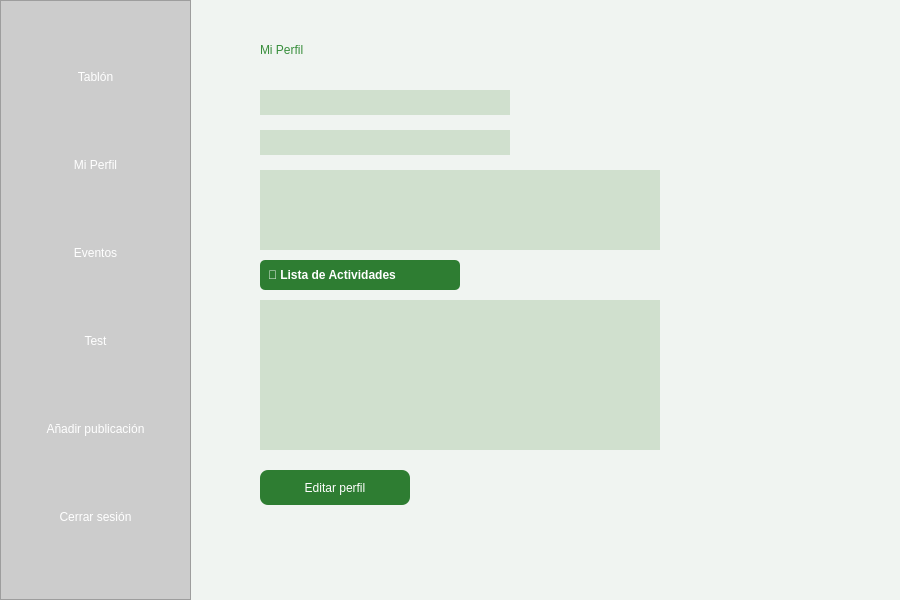
The window that src/vista/Ui/MiPerfil2.ui (encinaa/LodzConnect) describes before a commit, drawn with Qt 5.
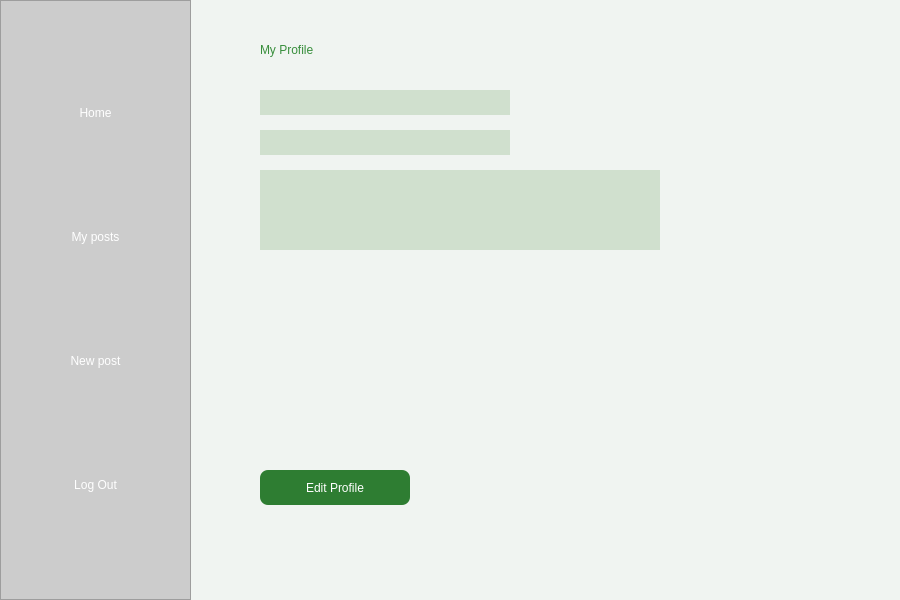
The same window after the commit. Icons and pictures are not drawn.

The edit to the form file:
```diff
--- a/src/vista/Ui/MiPerfil2.ui
+++ b/src/vista/Ui/MiPerfil2.ui
@@ -59,19 +59,7 @@
       }</string>
        </property>
        <property name="text">
-        <string>Tablón</string>
-       </property>
-      </widget>
-     </item>
-     <item>
-      <widget class="QPushButton" name="BotonMiPerfil">
-       <property name="styleSheet">
-        <string notr="true">      QPushButton:hover {
-        background-color: #388e3c;
-      }</string>
-       </property>
-       <property name="text">
-        <string>Mi Perfil</string>
+        <string>Home</string>
        </property>
       </widget>
      </item>
@@ -83,20 +71,7 @@
       }</string>
        </property>
        <property name="text">
-        <string>Eventos</string>
-       </property>
-      </widget>
-     </item>
-     <item>
-      <widget class="QPushButton" name="BotonTest">
-       <property name="styleSheet">
-        <string notr="true">
-      QPushButton:hover {
-        background-color: #388e3c;
-      }</string>
-       </property>
-       <property name="text">
-        <string>Test</string>
+        <string>My posts</string>
        </property>
       </widget>
      </item>
@@ -108,7 +83,7 @@
       }</string>
        </property>
        <property name="text">
-        <string>Añadir publicación</string>
+        <string>New post</string>
        </property>
       </widget>
      </item>
@@ -120,7 +95,7 @@
       }</string>
        </property>
        <property name="text">
-        <string>Cerrar sesión</string>
+        <string>Log Out</string>
        </property>
       </widget>
      </item>
@@ -139,7 +114,7 @@
      <string notr="true">font: 18pt &quot;Century&quot;; color: #388e3c;</string>
     </property>
     <property name="text">
-     <string>Mi Perfil</string>
+     <string>My Profile</string>
     </property>
    </widget>
    <widget class="QLabel" name="label_Usuario">
@@ -187,35 +162,6 @@
      <string notr="true">background-color: #d0e0ce;</string>
     </property>
    </widget>
-   <widget class="QLabel" name="label_Actividades">
-    <property name="geometry">
-     <rect>
-      <x>260</x>
-      <y>260</y>
-      <width>200</width>
-      <height>30</height>
-     </rect>
-    </property>
-    <property name="styleSheet">
-     <string notr="true">background-color: #2e7d32; color: white; font-weight: bold; padding: 5px; border-radius: 5px;</string>
-    </property>
-    <property name="text">
-     <string>📝 Lista de Actividades</string>
-    </property>
-   </widget>
-   <widget class="QLabel" name="ListaActividades">
-    <property name="geometry">
-     <rect>
-      <x>260</x>
-      <y>300</y>
-      <width>400</width>
-      <height>150</height>
-     </rect>
-    </property>
-    <property name="styleSheet">
-     <string notr="true">background-color: #d0e0ce;</string>
-    </property>
-   </widget>
    <widget class="QPushButton" name="BotonEditarPerfil">
     <property name="geometry">
      <rect>
@@ -226,7 +172,7 @@
      </rect>
     </property>
     <property name="text">
-     <string>Editar perfil</string>
+     <string>Edit Profile</string>
     </property>
    </widget>
   </widget>
```
